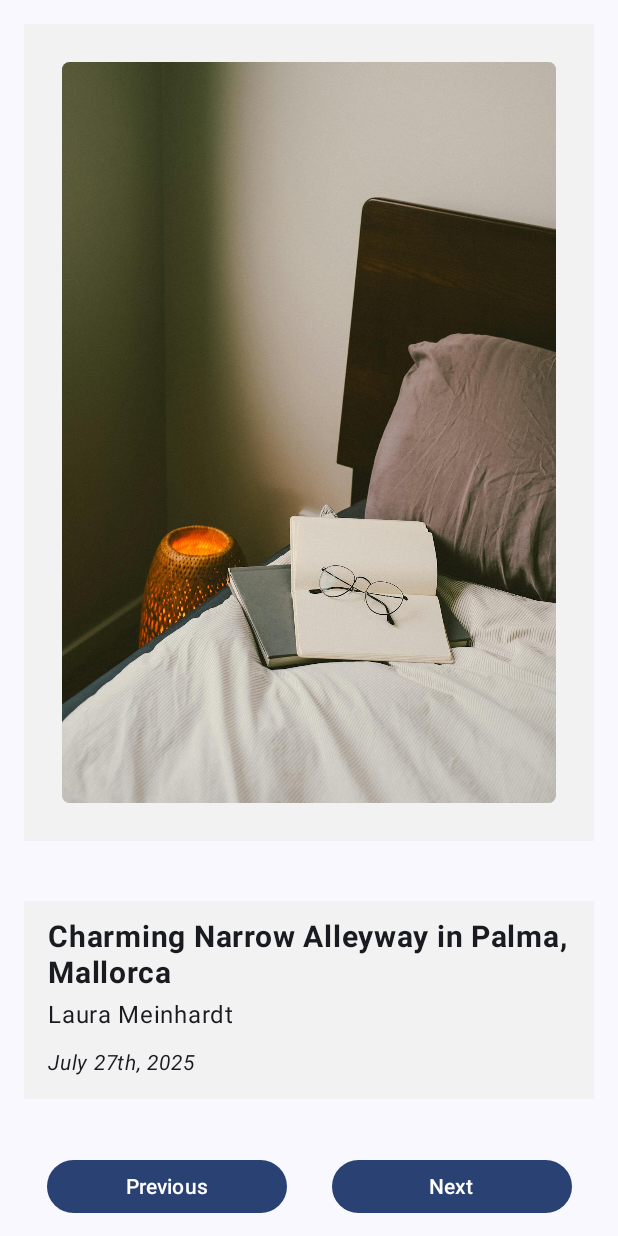
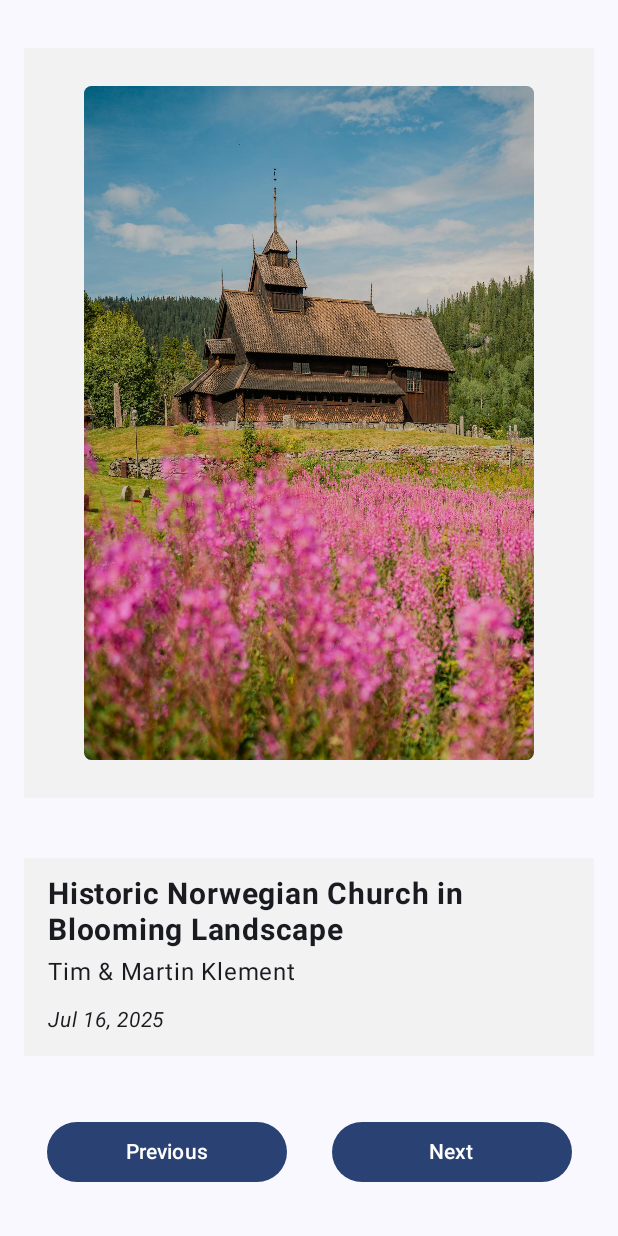
Before and after one commit to Kelly-Nesh/Art-Space, an Android app built with Jetpack Compose: the screen it shows after launch (MainActivity), after a tap on "Previous", on a phone screen of 412 x 824 dp. Run offline under Robolectric (Android 15) with nearby library versions, the phone set to English and light mode, and no system bars.

Commit message:
button functionality added fix orientation to vertical and allow scroll otherwise

```diff
--- a/app/src/main/AndroidManifest.xml
+++ b/app/src/main/AndroidManifest.xml
@@ -8,6 +8,7 @@
         android:fullBackupContent="@xml/backup_rules"
         android:icon="@mipmap/ic_launcher"
         android:label="@string/app_name"
+        android:screenOrientation="portrait"
         android:roundIcon="@mipmap/ic_launcher_round"
         android:supportsRtl="true"
         android:theme="@style/Theme.ArtSpace">
--- a/app/src/main/java/top/leetech/artspace/MainActivity.kt
+++ b/app/src/main/java/top/leetech/artspace/MainActivity.kt
@@ -6,6 +6,7 @@ import androidx.activity.compose.setContent
 import androidx.activity.enableEdgeToEdge
 import androidx.compose.foundation.Image
 import androidx.compose.foundation.background
+import androidx.compose.foundation.gestures.scrollable
 import androidx.compose.foundation.layout.Arrangement
 import androidx.compose.foundation.layout.Column
 import androidx.compose.foundation.layout.Row
@@ -14,12 +15,20 @@ import androidx.compose.foundation.layout.fillMaxSize
 import androidx.compose.foundation.layout.fillMaxWidth
 import androidx.compose.foundation.layout.height
 import androidx.compose.foundation.layout.padding
+import androidx.compose.foundation.layout.safeGestures
+import androidx.compose.foundation.layout.systemGestures
 import androidx.compose.foundation.layout.width
+import androidx.compose.foundation.rememberScrollState
 import androidx.compose.foundation.shape.RoundedCornerShape
+import androidx.compose.foundation.verticalScroll
 import androidx.compose.material3.Button
 import androidx.compose.material3.Surface
 import androidx.compose.material3.Text
 import androidx.compose.runtime.Composable
+import androidx.compose.runtime.getValue
+import androidx.compose.runtime.mutableIntStateOf
+import androidx.compose.runtime.remember
+import androidx.compose.runtime.setValue
 import androidx.compose.ui.Modifier
 import androidx.compose.ui.draw.clip
 import androidx.compose.ui.draw.shadow
@@ -49,45 +58,92 @@ class MainActivity : ComponentActivity() {
 
 @Composable
 fun ArtSpace(modifier: Modifier = Modifier) {
-    var artImage = R.drawable.pexels_valeriiamiller
-    var artDesc = R.string.title_laura
+    var artImage by remember { mutableIntStateOf(R.drawable.pexels_leefinvrede) }
+    var artist by remember { mutableIntStateOf(R.string.artist_laura) }
+    var artTitle by remember { mutableIntStateOf(R.string.title_laura) }
+    var artYear by remember { mutableIntStateOf(R.string.year_laura) }
+    var count by remember { mutableIntStateOf(1) }
+
+    artImage = when (count) {
+        2 -> R.drawable.pexels_leefinvrede
+        3 -> R.drawable.pexels_francesco_ungaro
+        4 -> R.drawable.pexels_golboo_maghooli
+        5 -> R.drawable.pexels_tim_martin_klement
+        else -> R.drawable.pexels_valeriiamiller // Also the first image
+    }
+    artTitle = when (count) {
+        2 -> R.string.title_laura
+        3 -> R.string.title_francesco
+        4 -> R.string.title_golboo
+        5 -> R.string.title_tim_martin
+        else -> R.string.title_valeriia // no. 1
+    }
+    artist = when (count) {
+        2 -> R.string.artist_laura
+        3 -> R.string.artist_francesco
+        4 -> R.string.artist_golboo
+        5 -> R.string.artist_tim_martin
+        else -> R.string.artist_valeriia // no. 1
+    }
+    artYear = when (count) {
+        2 -> R.string.year_laura
+        3 -> R.string.year_francesco
+        4 -> R.string.year_golboo
+        5 -> R.string.year_tim_martin
+        else -> R.string.year_valeriia // no. 1
+    }
+
+    val countUpdate: (Boolean) -> Unit = {
+        if (it) { // next
+            if (count == 5) count = 1 else count++
+        } else { // prev
+            if (count == 1) count = 5 else count--
+        }
+    }
+
     Column(
         modifier = Modifier
             .padding(16.dp)
-            .fillMaxSize(),
-        verticalArrangement = Arrangement.Center
+            .fillMaxSize().verticalScroll(rememberScrollState()),
+        verticalArrangement = Arrangement.Center,
+
     ) {
         Row(
             modifier = modifier
-                .fillMaxWidth()
+                .fillMaxWidth().height(500.dp)
                 .background(Color.hsl(0f, 0f, 0.95f))
                 .clip(RoundedCornerShape(5.dp))
-                .padding(25.dp)
+                .padding(25.dp), horizontalArrangement = Arrangement.Center
         ) {
             Image(
                 painter = painterResource(artImage),
-                contentDescription = stringResource(artDesc),
+                contentDescription = stringResource(artTitle),
                 modifier = modifier
                     .clip(
                         RoundedCornerShape(5.dp)
                     )
                     .shadow(5.dp)
+
             )
         }
         Spacer(modifier = modifier.height(40.dp))
-        Column(modifier = modifier.background(Color.hsl(0f, 0f, 0.95f)).padding(16.dp, 12.dp)) {
+        Column(
+            modifier = modifier
+                .background(Color.hsl(0f, 0f, 0.95f))
+                .padding(16.dp, 12.dp)
+        ) {
             Text(
-                text = stringResource(R.string.title_laura),
-                modifier = modifier.padding(bottom=4.dp),
+                text = stringResource(artTitle),
+                modifier = modifier.padding(bottom = 4.dp),
                 fontWeight = FontWeight.Bold,
                 fontSize = 20.sp
             )
             Text(
-                text = stringResource(R.string.artist_laura),
-                modifier = modifier.padding(bottom=8.dp)
+                text = stringResource(artist),
+                modifier = modifier.padding(bottom = 8.dp)
             )
             Text(
-                text = stringResource(R.string.year_laura),
+                text = stringResource(artYear),
                 modifier = modifier,
                 fontSize = 14.sp,
                 fontStyle = FontStyle.Italic
@@ -95,13 +151,13 @@ fun ArtSpace(modifier: Modifier = Modifier) {
         }
         Spacer(modifier = modifier.height(40.dp))
         Row(modifier = modifier.fillMaxWidth(), horizontalArrangement = Arrangement.SpaceAround) {
-            Button(onClick = {}, modifier = modifier.width(160.dp)) {
+            Button(onClick = { countUpdate(false) }, modifier = modifier.width(160.dp)) {
                 Text(
                     text = "Previous",
                     modifier = modifier
                 )
             }
-            Button(onClick = {}, modifier = modifier.width(160.dp)) {
+            Button(onClick = { countUpdate(true) }, modifier = modifier.width(160.dp)) {
                 Text(
                     text = "Next",
                     modifier = modifier
```
